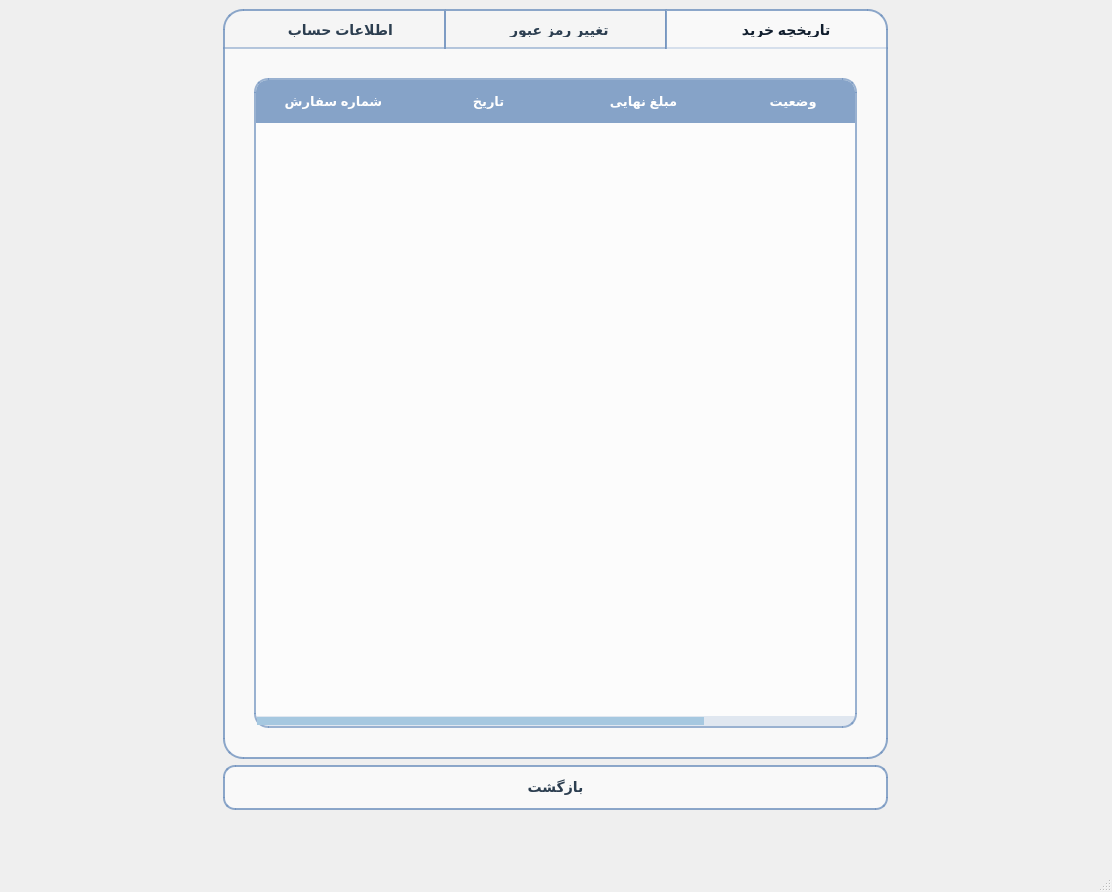
First picture: the form in client/profilewindow_c.ui, repository afkhamis1386-afk/bookCLUB_Project, before the edit.
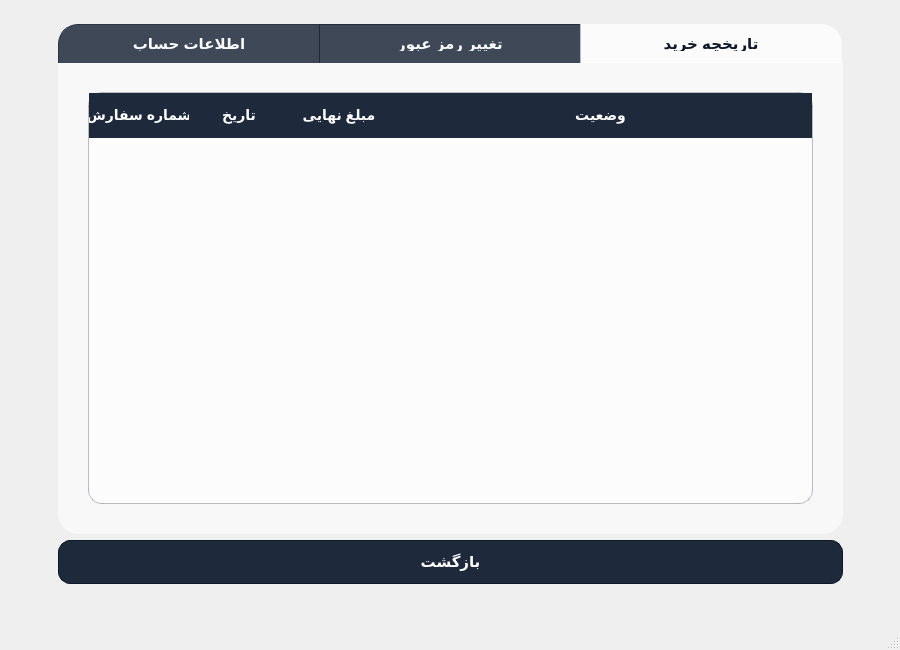
Second picture: the form after the edit. The open tabs and pages were chosen to show the change. Icons and pictures are not drawn.

What changed in the file:
```diff
--- a/client/profilewindow_c.ui
+++ b/client/profilewindow_c.ui
@@ -6,8 +6,8 @@
    <rect>
     <x>0</x>
     <y>0</y>
-    <width>1112</width>
-    <height>892</height>
+    <width>900</width>
+    <height>650</height>
    </rect>
   </property>
   <property name="windowTitle">
@@ -22,66 +22,59 @@
     background-size: cover;
 }
 
-
 QTabWidget {
     background: transparent;
 }
 
-
 QTabWidget::pane {
-    border: 2px solid rgba(112, 146, 190, 0.8); 
-    background: rgba(255, 255, 255, 0.65); 
+    border: 1px solid rgba(255, 255, 255, 0.4);
+    background: rgba(255, 255, 255, 0.55);
     border-bottom-left-radius: 20px;
     border-bottom-right-radius: 20px;
     border-top-left-radius: 0px;
     border-top-right-radius: 0px;
-    margin-top: -2px; 
+    margin-top: -1px;
     padding: 20px;
 }
 
 QTabBar {
     background: transparent;
     qproperty-drawBase: 0;
-    margin: 0px;
-    padding: 0px;
 }
 
+/* تقسیم متوازن و خودکار تب ها در تمام عرض پنل */
 QTabBar::tab {
-    background: rgba(255, 255, 255, 0.35);  
-    border: 2px solid rgba(112, 146, 190, 0.8);
+    background: rgba(30, 41, 59, 0.85);
+    border: 1px solid rgba(30, 41, 59, 0.9);
     border-bottom: none;
-    color: #2c3e50; 
-    
-    min-width: 219px;
-    max-width: 219px;
-    
+    color: #f8fafc;
+    min-width: 260px; /* افزایش ابعاد تب ها متناسب با پنل بزرگتر */
     padding: 12px 0px;
-    font-size: 14px;
+    font-size: 15px;
     font-weight: bold;
-    font-family: &quot;Segoe UI&quot;, &quot;Tahoma&quot;, sans-serif;
+    font-family: "Segoe UI", "Tahoma", sans-serif;
     text-align: center;
-    
-    margin-right: -2px;
-    border-top-left-radius: 0px;
-    border-top-right-radius: 0px;
+    margin-right: -1px;
 }
 
-
+/* اصلاح گردی گوشه بالا سمت راست برای تب اول (RTL) */
 QTabBar::tab:first {
     border-top-left-radius: 20px;
+    border-top-right-radius: 0px;
 }
 
+/* اصلاح گردی گوشه بالا سمت چپ برای تب آخر (RTL) */
 QTabBar::tab:last {
     border-top-right-radius: 20px;
+    border-top-left-radius: 0px;
     margin-right: 0px;
 }
 
-
 QTabBar::tab:selected {
-    background: rgba(255, 255, 255, 0.65);
-    border: 2px solid rgba(112, 146, 190, 0.8);
+    background: rgba(255, 255, 255, 0.75);
+    border: 1px solid rgba(255, 255, 255, 0.5);
     border-bottom: none;
-    color: #111e2e;
+    color: #0f172a;
 }
 
 QTabBar::tab:hover {
@@ -89,103 +82,49 @@
     color: #000000;
 }
 
-
 QTableWidget {
-    background: rgba(255, 255, 255, 0.45);  
-    border: 2px solid rgba(112, 146, 190, 0.7);
-    gridline-color: rgba(112, 146, 190, 0.25);
+    background: rgba(255, 255, 255, 0.6);
+    border: 1px solid rgba(30, 41, 59, 0.3);
+    gridline-color: rgba(30, 41, 59, 0.15);
     border-radius: 14px;
-    color: #2c3e50;
-    font-size: 13px;
-    font-family: &quot;Segoe UI&quot;, &quot;Tahoma&quot;, sans-serif;
-}
-
-QTableWidget QHeaderView::vertical {
-    width: 0px;
+    color: #0f172a;
+    font-size: 14px;
+    font-family: "Segoe UI", "Tahoma", sans-serif;
 }
 
 QHeaderView {
-    background-color: rgba(112, 146, 190, 0.85); 
+    background-color: #1e293b;
     border: none;
-    border-top-left-radius: 12px;
-    border-top-right-radius: 12px;
 }
 
 QHeaderView::section {
-    background-color: transparent;
+    background-color: #1e293b;
     color: #ffffff;
     padding: 12px 0px;
     font-weight: bold;
-    font-size: 13px;
+    font-size: 14px;
     border: none;
     text-align: center;
-    
-    min-width: 123px;
-    max-width: 123px;
-}
-
-QHeaderView::section:first {
-    border-top-left-radius: 12px;
-}
-
-QHeaderView::section:last {
-    border-top-right-radius: 12px;
 }
 
 QTableWidget::item {
     padding: 10px;
-    color: #2c3e50;
+    color: #0f172a;
 }
 
 QTableWidget::item:hover {
-    background-color: rgba(112, 146, 190, 0.15);
-}
-
-QTableWidget::item:selected {
-    background-color: rgba(112, 146, 190, 0.3);
-    color: #111e2e;
-}
-
-QTableWidget QScrollBar:horizontal {
-    border: none;
-    background: rgba(112, 146, 190, 0.2); 
-    height: 10px;
-    margin: 0px;
-    border-bottom-left-radius: 8px;
-    border-bottom-right-radius: 8px;
-}
-
-QTableWidget QScrollBar::handle:horizontal {
-    background: #a6c8e0; 
-    min-width: 30px;
-    border-radius: 5px;
-    margin: 1px;
-}
-
-QTableWidget QScrollBar::handle:horizontal:hover {
-    background: #7baad0; 
-}
-
-QTableWidget QScrollBar::add-line:horizontal,
-QTableWidget QScrollBar::sub-line:horizontal {
-    border: none;
-    background: none;
-    width: 0px;
-}
-
-QTableWidget QScrollBar::add-page:horizontal, 
-QTableWidget QScrollBar::sub-page:horizontal {
-    background: none;
+    background-color: rgba(30, 41, 59, 0.1);
 }
 
 QPushButton {
-    background-color: rgba(112, 146, 190, 0.85);
-    color: white;
-    border: 1px solid rgba(255, 255, 255, 0.3);
+    background-color: #1e293b;
+    color: #ffffff;
+    border: 1px solid #0f172a;
     border-radius: 12px;
-    padding: 12px 30px;
+    padding: 12px 24px;
     font-weight: bold;
-    font-size: 14px;
+    font-size: 15px;
+    font-family: "Segoe UI", "Tahoma", sans-serif;
 }
 
 QPushButton:hover {
@@ -193,9 +132,9 @@
 }
 
 QPushButton#backButton {
-    background-color: rgba(255, 255, 255, 0.6); 
-    color: #2c3e50;
-    border: 2px solid rgba(112, 146, 190, 0.8);
+    background-color: #1e293b;
+    color: #ffffff;
+    border: 1px solid #0f172a;
 }
 
 QPushButton#backButton:hover {
@@ -203,13 +142,12 @@
     color: #000000;
 }
 
-
 QLineEdit {
-    background: rgba(255, 255, 255, 0.6);
-    border: 1.5px solid rgba(112, 146, 190, 0.7);
+    background: rgba(255, 255, 255, 0.85);
+    border: 1.5px solid rgba(30, 41, 59, 0.4);
     border-radius: 10px;
-    padding: 12px 15px;
-    color: #2c3e50;
+    padding: 12px 14px;
+    color: #0f172a;
     font-size: 14px;
 }
 
@@ -219,33 +157,51 @@
 }
 
 #accountInfoTab QLabel, #changePasswordTab QLabel {
-    color: #2c3e50;
-    font-size: 14px;
+    color: #0f172a;
+    font-size: 15px;
     font-weight: bold;
 }</string>
   </property>
   <widget class="QWidget" name="centralwidget">
-   <layout class="QGridLayout" name="gridLayout_4">
-    <item row="2" column="0">
-     <widget class="QLabel" name="statusLabel">
-      <property name="text">
-       <string/>
-      </property>
-     </widget>
-    </item>
-    <item row="1" column="0">
-     <widget class="QPushButton" name="backButton">
-      <property name="text">
-       <string>بازگشت</string>
-      </property>
-     </widget>
-    </item>
+   <layout class="QGridLayout" name="gridLayout_main">
     <item row="0" column="0">
+     <spacer name="topSpacer">
+      <property name="orientation">
+       <enum>Qt::Vertical</enum>
+      </property>
+      <property name="sizeHint" stdset="0">
+       <size>
+        <width>20</width>
+        <height>20</height>
+       </size>
+      </property>
+     </spacer>
+    </item>
+    <item row="1" column="0">
+     <spacer name="leftSpacer">
+      <property name="orientation">
+       <enum>Qt::Horizontal</enum>
+      </property>
+      <property name="sizeHint" stdset="0">
+       <size>
+        <width>40</width>
+        <height>20</height>
+       </size>
+      </property>
+     </spacer>
+    </item>
+    <item row="1" column="1">
      <widget class="QTabWidget" name="profileTabWidget">
+      <property name="minimumSize">
+       <size>
+        <width>785</width>
+        <height>510</height>
+       </size>
+      </property>
       <property name="maximumSize">
        <size>
-        <width>665</width>
-        <height>750</height>
+        <width>785</width>
+        <height>510</height>
        </size>
       </property>
       <property name="currentIndex">
@@ -253,7 +209,7 @@
       </property>
       <widget class="QWidget" name="accountInfoTab">
        <attribute name="title">
-        <string>             اطلاعات حساب          </string>
+        <string>اطلاعات حساب</string>
        </attribute>
        <layout class="QGridLayout" name="gridLayout">
         <item row="0" column="0">
@@ -288,7 +244,7 @@
       </widget>
       <widget class="QWidget" name="changePasswordTab">
        <attribute name="title">
-        <string>              تغییر رمز عبور            </string>
+        <string>تغییر رمز عبور</string>
        </attribute>
        <layout class="QGridLayout" name="gridLayout_2">
         <item row="0" column="0">
@@ -322,26 +278,17 @@
       </widget>
       <widget class="QWidget" name="orderHistoryTab">
        <attribute name="title">
-        <string>                 تاریخچه خرید            </string>
+        <string>تاریخچه خرید</string>
        </attribute>
        <layout class="QGridLayout" name="gridLayout_3">
         <item row="0" column="0">
          <widget class="QTableWidget" name="ordersTableWidget">
-          <property name="maximumSize">
-           <size>
-            <width>16777215</width>
-            <height>16777215</height>
-           </size>
-          </property>
-          <attribute name="horizontalHeaderVisible">
-           <bool>true</bool>
-          </attribute>
-          <attribute name="horizontalHeaderDefaultSectionSize">
-           <number>155</number>
-          </attribute>
-          <attribute name="horizontalHeaderStretchLastSection">
+          <attribute name="verticalHeaderVisible">
            <bool>false</bool>
           </attribute>
+          <attribute name="horizontalHeaderStretchLastSection">
+           <bool>true</bool>
+          </attribute>
           <column>
            <property name="text">
             <string>شماره سفارش</string>
@@ -359,7 +306,7 @@
           </column>
           <column>
            <property name="text">
-            <string>       وضعیت          </string>
+            <string>وضعیت</string>
            </property>
           </column>
          </widget>
@@ -368,6 +315,49 @@
       </widget>
      </widget>
     </item>
+    <item row="1" column="2">
+     <spacer name="rightSpacer">
+      <property name="orientation">
+       <enum>Qt::Horizontal</enum>
+      </property>
+      <property name="sizeHint" stdset="0">
+       <size>
+        <width>40</width>
+        <height>20</height>
+       </size>
+      </property>
+     </spacer>
+    </item>
+    <item row="2" column="1">
+     <widget class="QPushButton" name="backButton">
+      <property name="text">
+       <string>بازگشت</string>
+      </property>
+     </widget>
+    </item>
+    <item row="3" column="1">
+     <widget class="QLabel" name="statusLabel">
+      <property name="text">
+       <string/>
+      </property>
+      <property name="alignment">
+       <set>Qt::AlignCenter</set>
+      </property>
+     </widget>
+    </item>
+    <item row="4" column="0">
+     <spacer name="bottomSpacer">
+      <property name="orientation">
+       <enum>Qt::Vertical</enum>
+      </property>
+      <property name="sizeHint" stdset="0">
+       <size>
+        <width>20</width>
+        <height>20</height>
+       </size>
+      </property>
+     </spacer>
+    </item>
    </layout>
   </widget>
   <widget class="QMenuBar" name="menubar">
```
Left out of the diff: 22 changed lines with no effect on the pictures.
